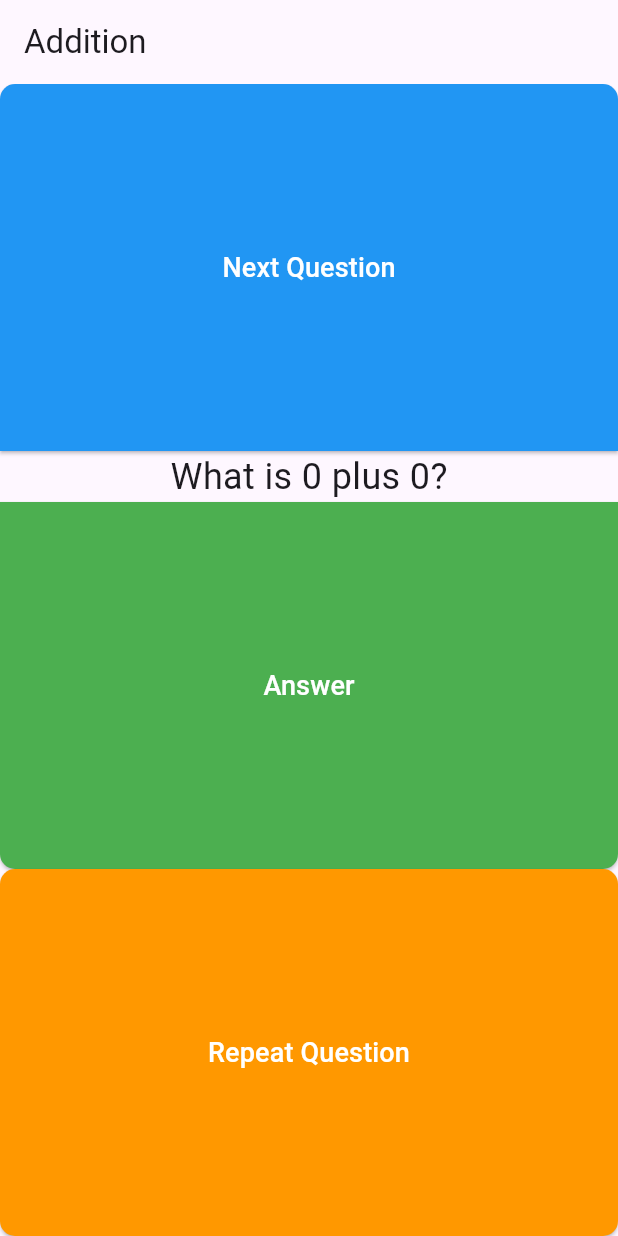
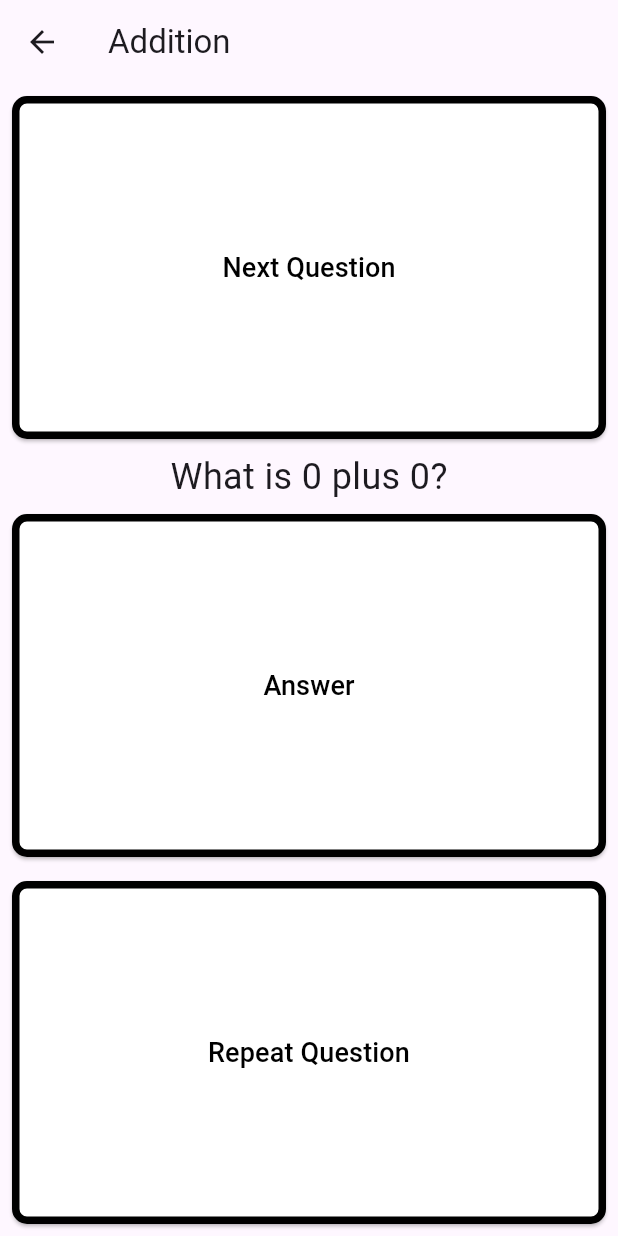
Before and after one commit to varad615/Mathsense-flutter, a Flutter app: the MyHomePage screen opened directly, on a phone screen of 412 x 824 dp. Run offline on Flutter 3.47's test engine with Material 3 defaults, Android fonts, the phone set to English and light mode, and no system bars; our stand-ins replace flutter_tts, speech_to_text, webview_flutter.

Commit message:
updated ui with old code

```diff
--- a/lib/addition.dart
+++ b/lib/addition.dart
@@ -1,4 +1,5 @@
 import 'package:flutter/material.dart';
+import 'package:mathsense/home_page.dart';
 import 'package:speech_to_text/speech_to_text.dart';
 import 'package:flutter_tts/flutter_tts.dart';
 import 'dart:math';
@@ -170,7 +171,14 @@ class _MyHomePageState extends State<MyHomePage> {
   Widget build(BuildContext context) {
     return Scaffold(
       appBar: AppBar(
-        title: Text('Addition'),
+        leading: IconButton(
+          icon: Icon(Icons.arrow_back),
+          onPressed: () {
+            Navigator.push(context,
+                MaterialPageRoute(builder: (context) => const HomePage()));
+          },
+        ),
+        title: const Text('Addition'),
       ),
       body: Center(
         child: Column(
@@ -178,43 +186,49 @@ class _MyHomePageState extends State<MyHomePage> {
           children: <Widget>[
             Expanded(
               flex: 1,
+              child: Padding(
+                padding: const EdgeInsets.all(8.0),
                 child: ElevatedButton(
                   onPressed: _isListening ? null : generateQuestion,
                   child: Text(
                     'Next Question',
-                  style: TextStyle(fontSize: 18, color: Colors.white),
+                    style: TextStyle(fontSize: 18, color: Colors.black),
                   ),
                   style: ElevatedButton.styleFrom(
-                  backgroundColor: Colors.blue,
+                    backgroundColor: Colors.white,
+                    side: BorderSide(width: 5, color: Colors.black),
                     minimumSize: Size(double.infinity, 200),
                     shape: RoundedRectangleBorder(
-                    borderRadius: BorderRadius.only(
-                      topLeft: Radius.circular(10),
-                      topRight: Radius.circular(10),
+                      borderRadius:
+                          BorderRadius.circular(10), // Set the radius to 2
                     ),
                   ),
                 ),
               ),
             ),
             Text(
-              _question.isNotEmpty ? _question : 'Press "Next Question" to start.',
+              _question.isNotEmpty
+                  ? _question
+                  : 'Press "Next Question" to start.',
               style: TextStyle(fontSize: 24),
             ),
             Expanded(
               flex: 1,
+              child: Padding(
+                padding: const EdgeInsets.all(8.0),
                 child: ElevatedButton(
                   onPressed: _listen,
                   child: Text(
                     'Answer',
-                  style: TextStyle(fontSize: 18, color: Colors.white),
+                    style: TextStyle(fontSize: 18, color: Colors.black),
                   ),
                   style: ElevatedButton.styleFrom(
-                  backgroundColor: Colors.green,
+                    backgroundColor: Colors.white,
                     minimumSize: Size(double.infinity, 200),
+                    side: BorderSide(width: 5, color: Colors.black),
                     shape: RoundedRectangleBorder(
-                    borderRadius: BorderRadius.only(
-                      bottomLeft: Radius.circular(10),
-                      bottomRight: Radius.circular(10),
+                      borderRadius:
+                          BorderRadius.circular(10), // Set the radius to 2
                     ),
                   ),
                 ),
@@ -222,17 +236,21 @@ class _MyHomePageState extends State<MyHomePage> {
             ),
             Expanded(
               flex: 1,
+              child: Padding(
+                padding: const EdgeInsets.all(8.0),
                 child: ElevatedButton(
                   onPressed: _repeatQuestion,
                   child: Text(
                     'Repeat Question',
-                  style: TextStyle(fontSize: 18, color: Colors.white),
+                    style: TextStyle(fontSize: 18, color: Colors.black),
                   ),
                   style: ElevatedButton.styleFrom(
-                  backgroundColor: Colors.orange,
+                    backgroundColor: Colors.white,
                     minimumSize: Size(double.infinity, 200),
+                    side: BorderSide(width: 5, color: Colors.black),
                     shape: RoundedRectangleBorder(
                       borderRadius: BorderRadius.circular(10),
+                    ),
                   ),
                 ),
               ),
```
Lines whose indentation alone changed are shown as unchanged.
